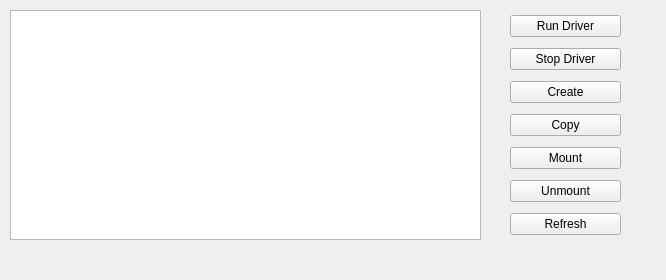
Old version of the form ved/UserPrograms/GUI no connect/mainwindow.ui in the repository dumitory-dev/VED.
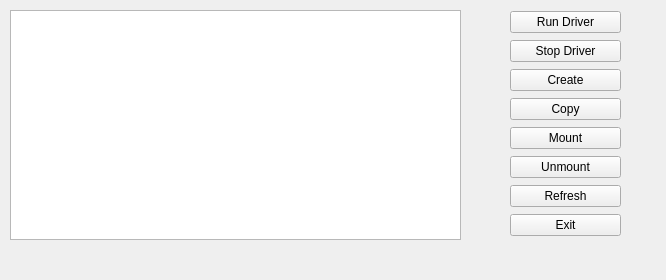
New version of the form.

The edit to the form file:
```diff
--- a/ved/UserPrograms/GUI no connect/mainwindow.ui
+++ b/ved/UserPrograms/GUI no connect/mainwindow.ui
@@ -46,7 +46,7 @@
      <rect>
       <x>10</x>
       <y>10</y>
-      <width>471</width>
+      <width>451</width>
       <height>230</height>
      </rect>
     </property>
@@ -75,10 +75,10 @@
      <bool>true</bool>
     </property>
     <attribute name="horizontalHeaderMinimumSectionSize">
-     <number>150</number>
+     <number>0</number>
     </attribute>
     <attribute name="horizontalHeaderDefaultSectionSize">
-     <number>150</number>
+     <number>0</number>
     </attribute>
     <attribute name="horizontalHeaderHighlightSections">
      <bool>false</bool>
@@ -146,6 +146,13 @@
        </property>
       </widget>
      </item>
+     <item>
+      <widget class="QPushButton" name="pushButton">
+       <property name="text">
+        <string>Exit</string>
+       </property>
+      </widget>
+     </item>
     </layout>
    </widget>
   </widget>
```
Left out of the diff: 3 changed lines with no effect on the pictures.
